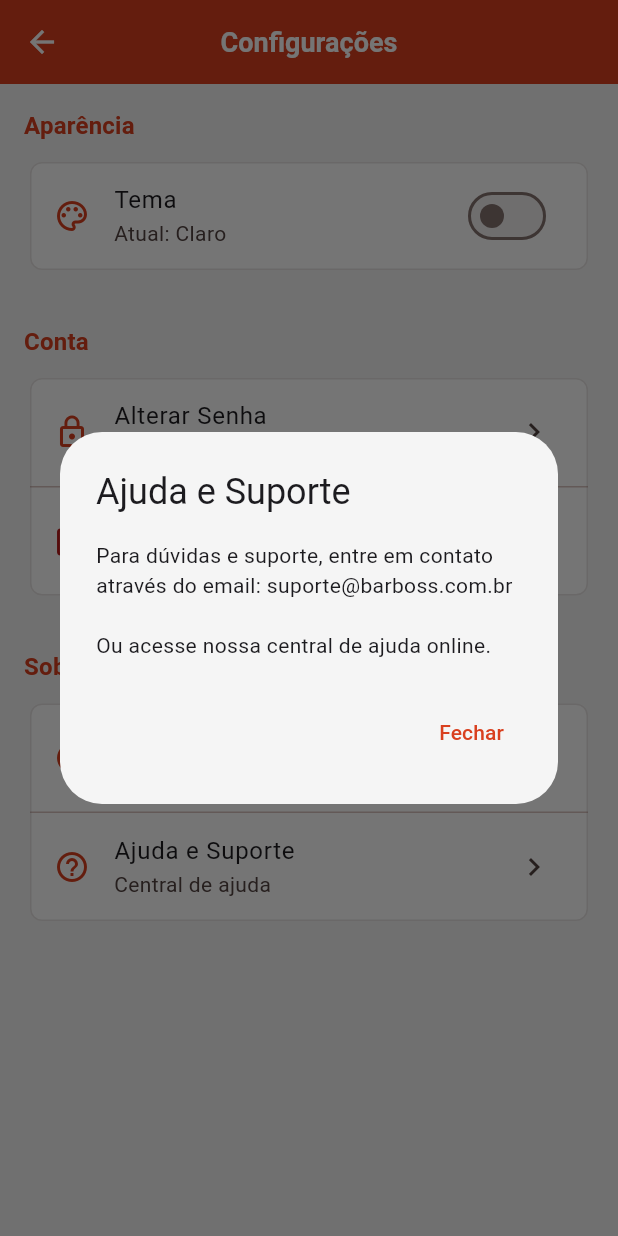
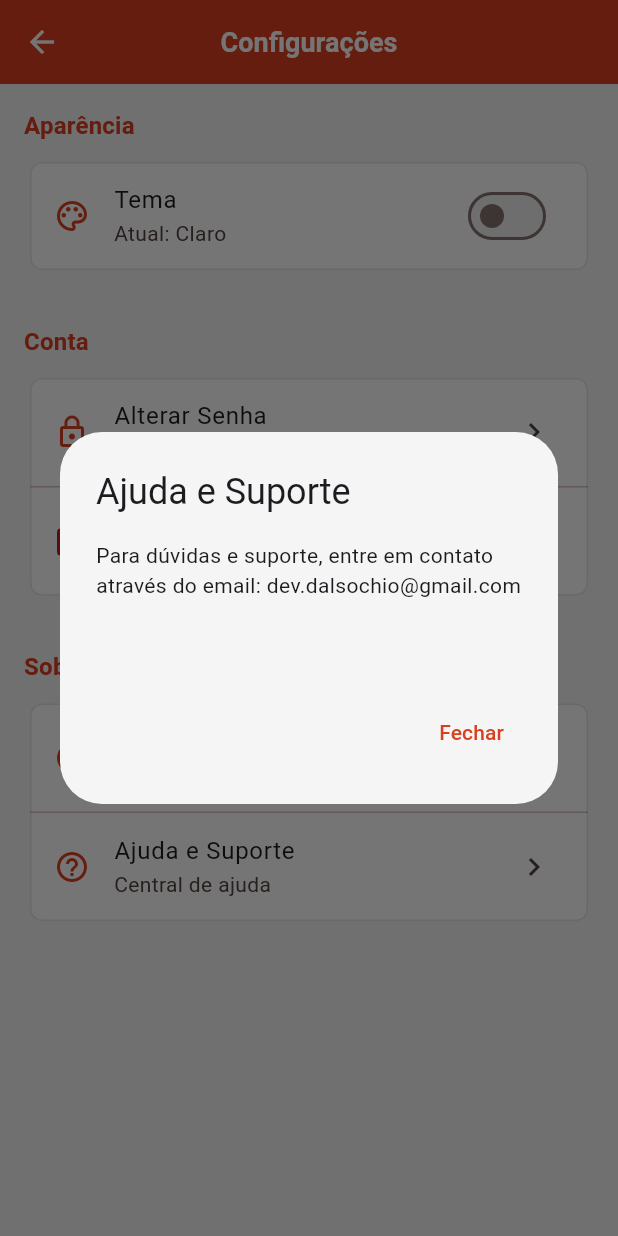
Before and after one commit to andredalsochio/bar-boss-mobile, a Flutter app: the SettingsPage screen opened by its route, after a tap on "Ajuda e Suporte", on a phone screen of 412 x 824 dp. Run offline on Flutter 3.47's test engine with Material 3 defaults, Android fonts, the phone set to English and light mode, and no system bars; drawn by our look-alikes of toastification; our stand-ins replace cloud_firestore, drift, firebase_auth, firebase_core, firebase_crashlytics, firebase_remote_config and 12 more; missing offline and left inert: flutter_facebook_auth, search_cep; accounts and stored records are empty; generated files the repository leaves out were written again.

Commit message:
fix(settings): update support email address to dev.dalsochio@gmail.com

```diff
--- a/lib/app/modules/settings/views/settings_page.dart
+++ b/lib/app/modules/settings/views/settings_page.dart
@@ -260,8 +260,7 @@ class _SettingsPageState extends State<SettingsPage> {
         title: const Text('Ajuda e Suporte'),
         content: const Text(
           'Para dúvidas e suporte, entre em contato através do email: '
-          'suporte@barboss.com.br\n\n'
-          'Ou acesse nossa central de ajuda online.',
+          'dev.dalsochio@gmail.com\n\n'
         ),
         actions: [
           TextButton(
```
